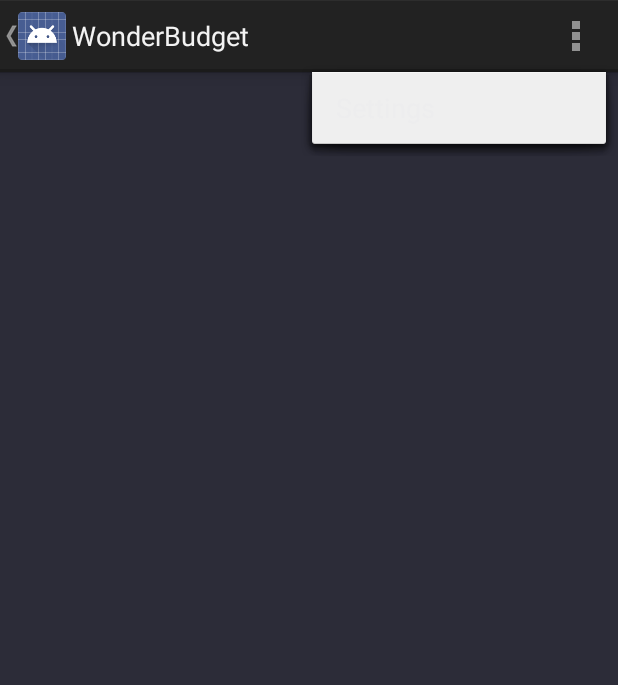
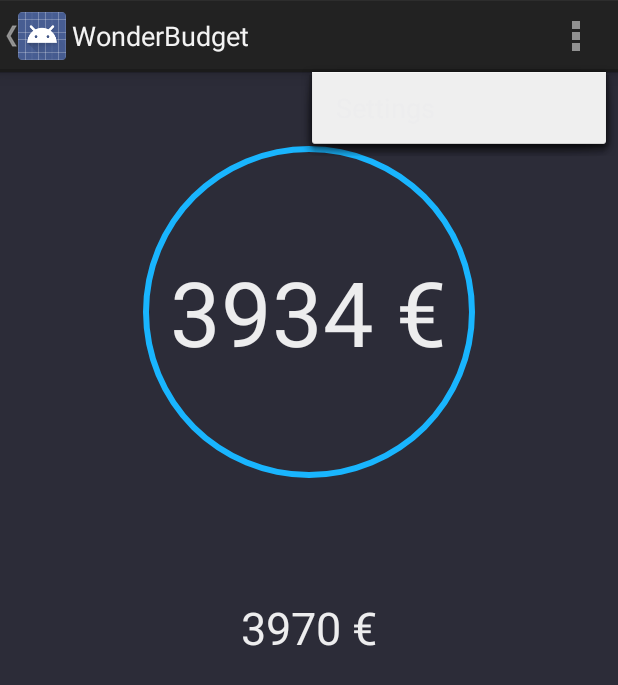
Before and after one commit to RayLeroyWalser/WonderBudget, an Android app: the screen it shows after launch (MainActivity), with the options menu open, on a phone screen of 412 x 824 dp. Shown: the top 685 px of the screen. Run offline under Robolectric (Android 15) with nearby library versions, the phone set to English and light mode, and no system bars; 2 statements that could not run were skipped.

Commit message:
Show a circular progressbar around the calculated amount in Overview fragment

```diff
--- a/mobile/src/main/java/com/android/rubeus/wonderbudget/DBHandler/DatabaseHandler.java
+++ b/mobile/src/main/java/com/android/rubeus/wonderbudget/DBHandler/DatabaseHandler.java
@@ -178,6 +178,26 @@ public class DatabaseHandler extends SQLiteOpenHelper{
         db.delete(TABLE_TRANSACTION, null, null);
     }
 
+    public int getTotalAmount(){
+        String query = "SELECT SUM(" + KEY_AMOUNT + ") FROM " + TABLE_TRANSACTION;
+        SQLiteDatabase db = this.getReadableDatabase();
+        Cursor cursor = db.rawQuery(query, null);
+        if(cursor.moveToFirst()){
+            return cursor.getInt(0);
+        }
+        return 0;
+    }
+
+    public int getRealAmount(){
+        String query = "SELECT SUM(" + KEY_AMOUNT + ") FROM " + TABLE_TRANSACTION + " WHERE " + KEY_IS_DONE + " = 1";
+        SQLiteDatabase db = this.getReadableDatabase();
+        Cursor cursor = db.rawQuery(query, null);
+        if(cursor.moveToFirst()){
+            return cursor.getInt(0);
+        }
+        return 0;
+    }
+
     /***********************************************************************************
 
                                     CATEGORIES
@@ -227,4 +247,9 @@ public class DatabaseHandler extends SQLiteOpenHelper{
         }
         return list;
     }
+
+    public void deleteAllCategories(){
+        SQLiteDatabase db = this.getWritableDatabase();
+        db.delete(TABLE_CATEGORY, null, null);
+    }
 }
--- a/mobile/src/main/java/com/android/rubeus/wonderbudget/OverviewFragment.java
+++ b/mobile/src/main/java/com/android/rubeus/wonderbudget/OverviewFragment.java
@@ -8,6 +8,8 @@ import android.util.Log;
 import android.view.LayoutInflater;
 import android.view.View;
 import android.view.ViewGroup;
+import android.widget.ProgressBar;
+import android.widget.TextView;
 
 import com.android.rubeus.wonderbudget.DBHandler.DatabaseHandler;
 import com.android.rubeus.wonderbudget.Entity.Category;
@@ -17,6 +19,7 @@ import java.util.List;
 
 public class OverviewFragment extends Fragment {
     private static final String TAG = "OverviewFragment";
+    private DatabaseHandler db;
 
     public static OverviewFragment newInstance() {
 //        OverviewFragment fragment = ;
@@ -35,7 +38,7 @@ public class OverviewFragment extends Fragment {
     public void onCreate(Bundle savedInstanceState) {
         super.onCreate(savedInstanceState);
 
-        DatabaseHandler db = new DatabaseHandler(this.getActivity());
+        db = new DatabaseHandler(this.getActivity());
 
         String pathDebut = "android.resource://" + getActivity().getPackageName() + "/";
 
@@ -50,7 +53,7 @@ public class OverviewFragment extends Fragment {
         db.addTransaction(new Transaction(-12, 1, true, false, System.currentTimeMillis(), "SuperU"));
         db.addTransaction(new Transaction(-36, 3, false, false, System.currentTimeMillis(), "Batterie pour Galaxy S2"));
         db.addTransaction(new Transaction(-18, 2, true, true, System.currentTimeMillis(), "Cuiseur à riz"));
-        db.addTransaction(new Transaction(40, 5, true, false, System.currentTimeMillis(), "Remboursement de la banque"));
+        db.addTransaction(new Transaction(4000, 5, true, false, System.currentTimeMillis(), "Remboursement de la banque"));
 
         List<Transaction> list = db.getAllTransactions();
         for(Transaction t : list){
@@ -67,7 +70,16 @@ public class OverviewFragment extends Fragment {
     public View onCreateView(LayoutInflater inflater, ViewGroup container,
                              Bundle savedInstanceState) {
         // Inflate the layout for this fragment
-        return inflater.inflate(R.layout.fragment_overview, container, false);
+        View view = inflater.inflate(R.layout.fragment_overview, container, false);
+        TextView totalAmount = (TextView) view.findViewById(R.id.totalAmount);
+        TextView realAmount = (TextView) view.findViewById(R.id.realAmount);
+        ProgressBar progressBar = (ProgressBar) view.findViewById(R.id.progressBar);
+
+        totalAmount.setText(db.getTotalAmount()+" €");
+        realAmount.setText(db.getRealAmount()+" €");
+        progressBar.setProgress(100);
+
+        return view;
     }
 
     @Override
--- a/mobile/src/main/java/com/android/rubeus/wonderbudget/TransactionListFragment.java
+++ b/mobile/src/main/java/com/android/rubeus/wonderbudget/TransactionListFragment.java
@@ -15,7 +15,6 @@ import com.android.rubeus.wonderbudget.Entity.Transaction;
 import java.util.List;
 
 public class TransactionListFragment extends Fragment {
-    private ListView listView;
 
     public static TransactionListFragment newInstance() {
         return new TransactionListFragment();
@@ -35,7 +34,7 @@ public class TransactionListFragment extends Fragment {
         // Inflate the layout for this fragment
         View view = inflater.inflate(R.layout.fragment_transaction_list, container, false);
 
-        listView = (ListView) view.findViewById(android.R.id.list);
+        ListView listView = (ListView) view.findViewById(android.R.id.list);
 
         DatabaseHandler db = new DatabaseHandler(this.getActivity());
         List<Transaction> list = db.getAllTransactions();
--- /dev/null
+++ b/mobile/src/main/res/drawable-hdpi/circular_progress_bar.xml
@@ -0,0 +1,15 @@
+<?xml version="1.0" encoding="utf-8"?>
+<rotate xmlns:android="http://schemas.android.com/apk/res/android"
+    android:fromDegrees="-90"
+    android:pivotX="50%"
+    android:pivotY="50%"
+    android:toDegrees="360">
+
+    <shape
+        android:innerRadiusRatio="3"
+        android:shape="ring"
+        android:thicknessRatio="80.0">
+        <solid android:color="@color/blue"/>
+    </shape>
+
+</rotate>
--- a/mobile/src/main/res/layout/fragment_overview.xml
+++ b/mobile/src/main/res/layout/fragment_overview.xml
@@ -2,12 +2,40 @@
     xmlns:tools="http://schemas.android.com/tools"
     android:layout_width="match_parent"
     android:layout_height="match_parent"
-    android:paddingLeft="@dimen/activity_horizontal_margin"
-    android:paddingRight="@dimen/activity_horizontal_margin"
-    android:paddingTop="@dimen/activity_vertical_margin"
-    android:paddingBottom="@dimen/activity_vertical_margin"
     tools:context=".OverviewActivity$PlaceholderFragment">
 
+    <RelativeLayout
+        android:id="@+id/top"
+        android:layout_width="320dp"
+        android:layout_height="320dp"
+        android:layout_centerHorizontal="true">
 
+        <TextView
+            android:id="@+id/totalAmount"
+            android:layout_width="wrap_content"
+            android:layout_height="wrap_content"
+            android:layout_margin="64dp"
+            android:layout_centerInParent="true"
+            android:textSize="60sp"/>
+
+        <ProgressBar
+            android:id="@+id/progressBar"
+            style="?android:attr/progressBarStyleHorizontal"
+            android:layout_width="match_parent"
+            android:layout_height="match_parent"
+            android:indeterminate="false"
+            android:max="100"
+            android:progressDrawable="@drawable/circular_progress_bar"/>
+
+    </RelativeLayout>
+
+    <TextView
+        android:id="@+id/realAmount"
+        android:layout_width="wrap_content"
+        android:layout_height="wrap_content"
+        android:layout_margin="30dp"
+        android:layout_centerHorizontal="true"
+        android:textSize="30sp"
+        android:layout_below="@id/top"/>
 
 </RelativeLayout>
--- a/mobile/src/main/res/values/colors.xml
+++ b/mobile/src/main/res/values/colors.xml
@@ -4,4 +4,5 @@
     <color name="app_text">#EDEDEE</color>
     <color name="negative_amount">#F9525E</color>
     <color name="positive_amount">#39A657</color>
+    <color name="blue">#19B5FE</color>
 </resources>
--- a/mobile/src/main/res/values/styles.xml
+++ b/mobile/src/main/res/values/styles.xml
@@ -4,6 +4,7 @@
     <style name="AppTheme" parent="android:Theme.Holo.Light.DarkActionBar">
         <item name="android:windowBackground">@color/app_background</item>
         <item name="android:textColor">@color/app_text</item>
+        <item name="android:typeface">sans</item>
     </style>
 
 </resources>
```
Also changed, not shown: mobile/src/main/assets/Raleway-ExtraLight.ttf (added).
